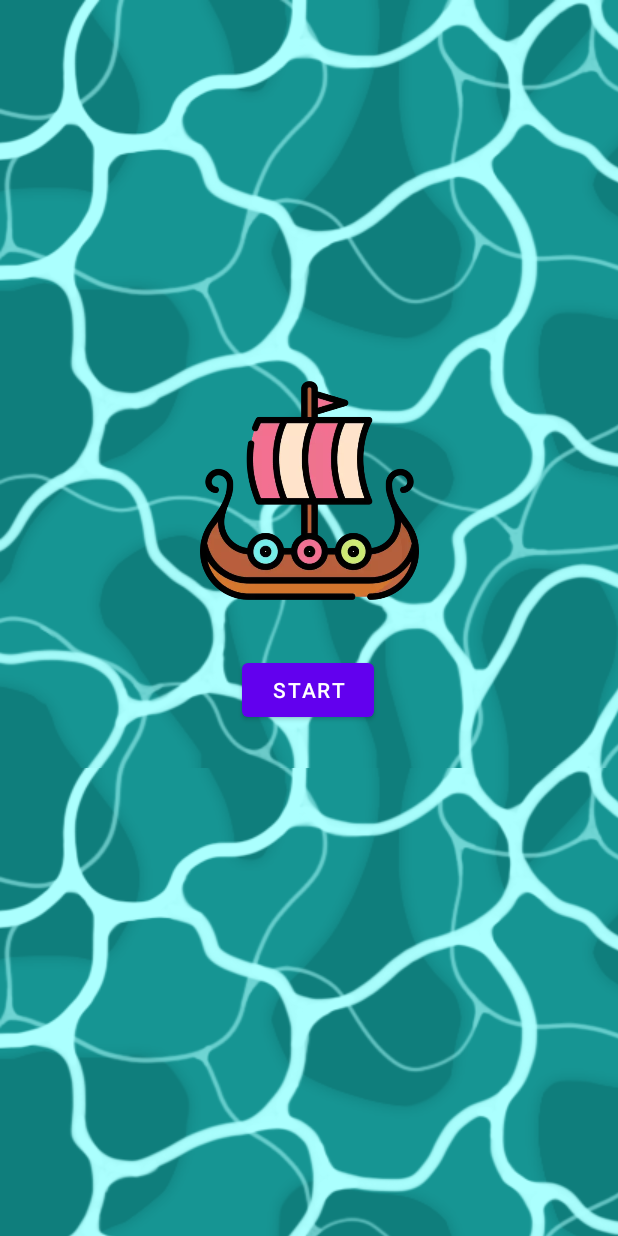
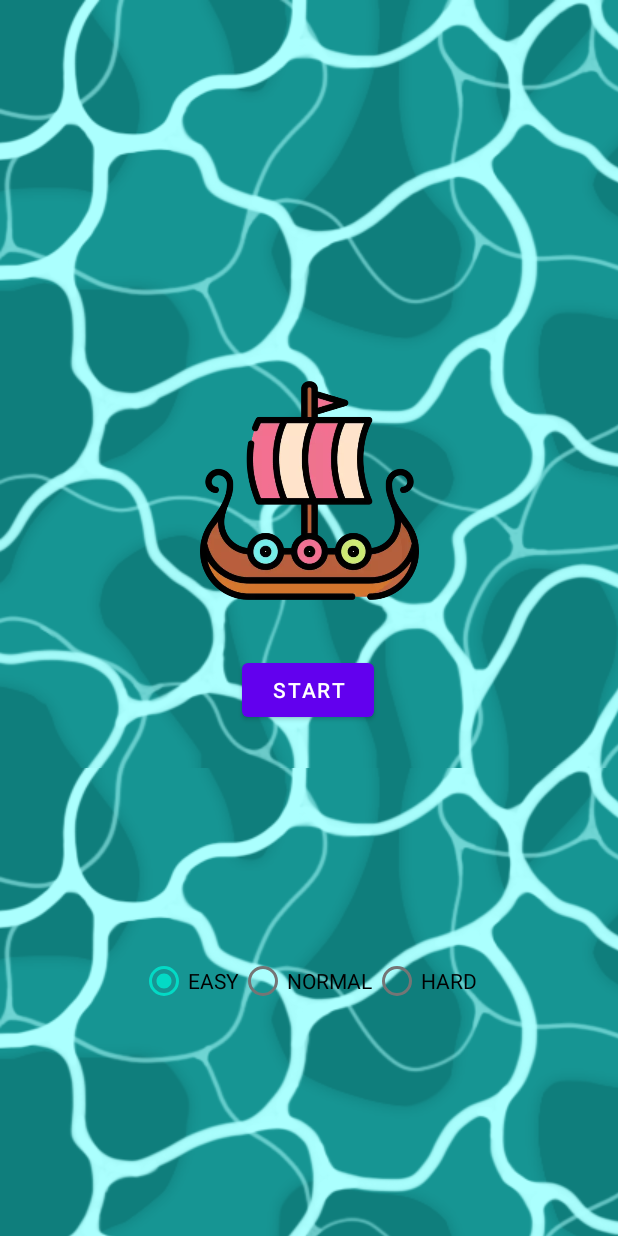
Before and after one commit to serpean/viking-ship, an Android app: the screen it shows after launch (StartActivity), on a phone screen of 412 x 824 dp. Run offline under Robolectric (Android 15) with nearby library versions, the phone set to English and light mode, and no system bars.

Commit message:
select difficulty level

```diff
--- a/app/src/main/java/io/github/serpean/vikingship/StartActivity.kt
+++ b/app/src/main/java/io/github/serpean/vikingship/StartActivity.kt
@@ -2,17 +2,41 @@ package io.github.serpean.vikingship
 
 import android.content.Intent
 import android.os.Bundle
+import android.view.View
 import android.widget.Button
+import android.widget.RadioButton
+import android.widget.RadioGroup
 import androidx.appcompat.app.AppCompatActivity
 import androidx.core.view.WindowCompat
 import androidx.core.view.WindowInsetsCompat
 import androidx.core.view.WindowInsetsControllerCompat
+import io.github.serpean.vikingship.Game.*
 
 
 class StartActivity : AppCompatActivity() {
     override fun onCreate(savedInstanceState: Bundle?) {
         super.onCreate(savedInstanceState)
         setContentView(R.layout.activity_start)
+        hideUI()
+
+        val startButton = findViewById<Button>(R.id.start_button)
+        val levelRadioGroup = findViewById<RadioGroup>(R.id.levelRadioGroup)
+
+        startButton.setOnClickListener {
+            val mainActivity = Intent(this@StartActivity, MainActivity::class.java)
+            mainActivity.addFlags(Intent.FLAG_ACTIVITY_NO_ANIMATION);
+            val level = when (levelRadioGroup.checkedRadioButtonId) {
+                R.id.easyLevelRadio -> Level.EASY
+                R.id.normalLevelRadio -> Level.NORMAL
+                R.id.hardLevelRadio -> Level.HARD
+                else -> Level.EASY
+            }
+            mainActivity.putExtra("level", level);
+            startActivity(mainActivity)
+        }
+    }
+
+    private fun hideUI() {
         WindowCompat.setDecorFitsSystemWindows(window, false)
         WindowInsetsControllerCompat(
             window,
@@ -22,12 +46,5 @@ class StartActivity : AppCompatActivity() {
             controller.systemBarsBehavior =
                 WindowInsetsControllerCompat.BEHAVIOR_SHOW_TRANSIENT_BARS_BY_SWIPE
         }
-        val startButton = findViewById<Button>(R.id.start_button)
-        startButton.setOnClickListener {
-            val mainActivity = Intent(this@StartActivity, MainActivity::class.java)
-            mainActivity.addFlags(Intent.FLAG_ACTIVITY_NO_ANIMATION);
-            startActivity(mainActivity)
-
-        }
     }
 }
--- a/app/src/main/res/layout/activity_start.xml
+++ b/app/src/main/res/layout/activity_start.xml
@@ -32,4 +32,36 @@
         app:layout_constraintStart_toStartOf="parent"
         app:layout_constraintTop_toBottomOf="@+id/imageView"
         app:layout_constraintVertical_bias="0.0" />
+
+    <RadioGroup
+        android:id="@+id/levelRadioGroup"
+        android:layout_width="wrap_content"
+        android:layout_height="wrap_content"
+        android:orientation="horizontal"
+        app:layout_constraintBottom_toBottomOf="parent"
+        app:layout_constraintEnd_toEndOf="parent"
+        app:layout_constraintStart_toStartOf="parent"
+        app:layout_constraintTop_toBottomOf="@+id/start_button">
+
+        <RadioButton
+            android:id="@+id/easyLevelRadio"
+            android:layout_width="match_parent"
+            android:layout_height="wrap_content"
+            android:checked="true"
+            android:text="@string/easy_level"
+            android:textColor="#000000" />
+
+        <RadioButton
+            android:id="@+id/normalLevelRadio"
+            android:layout_width="match_parent"
+            android:layout_height="wrap_content"
+            android:text="@string/normal_level" />
+
+        <RadioButton
+            android:id="@+id/hardLevelRadio"
+            android:layout_width="match_parent"
+            android:layout_height="wrap_content"
+            android:text="@string/hard_level" />
+    </RadioGroup>
+
 </androidx.constraintlayout.widget.ConstraintLayout>
--- a/app/src/main/res/values/strings.xml
+++ b/app/src/main/res/values/strings.xml
@@ -2,4 +2,7 @@
     <string name="app_name">Viking Ship</string>
     <string name="start_button">START</string>
     <string name="viking_boat">Viking Boat</string>
+    <string name="hard_level">HARD</string>
+    <string name="normal_level">NORMAL</string>
+    <string name="easy_level">EASY</string>
 </resources>
```
Also changed, not shown: app/src/main/java/io/github/serpean/vikingship/Game.kt (+10 -0 lines), app/src/main/java/io/github/serpean/vikingship/VikingGameView.kt (+12 -20 lines).
